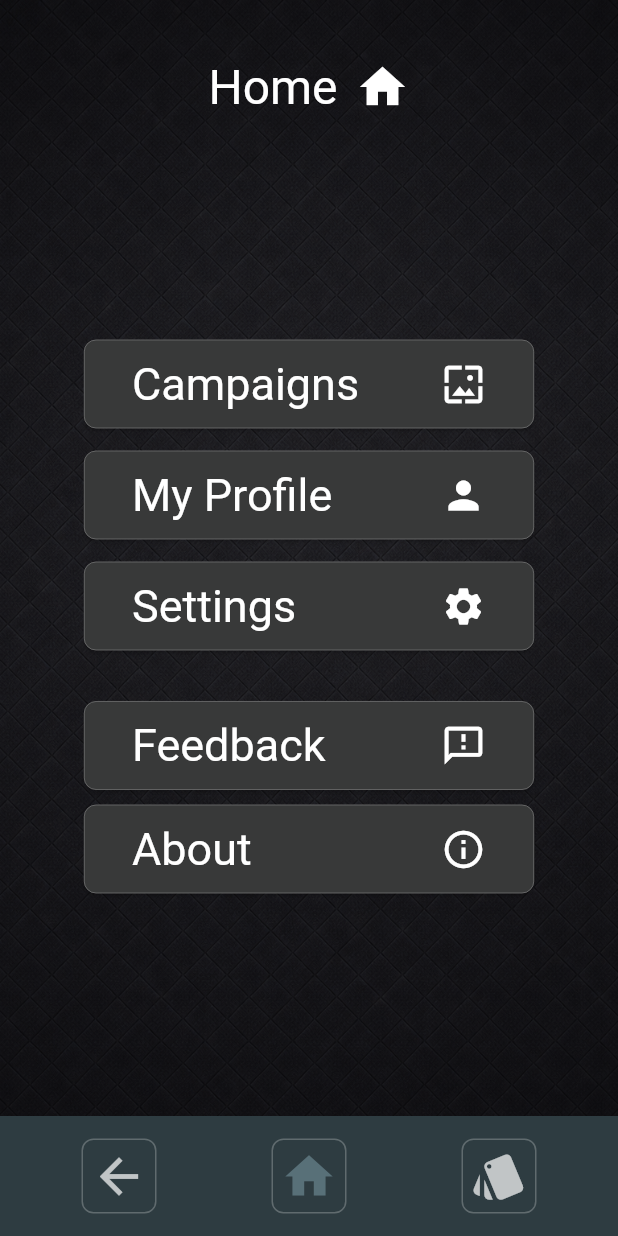
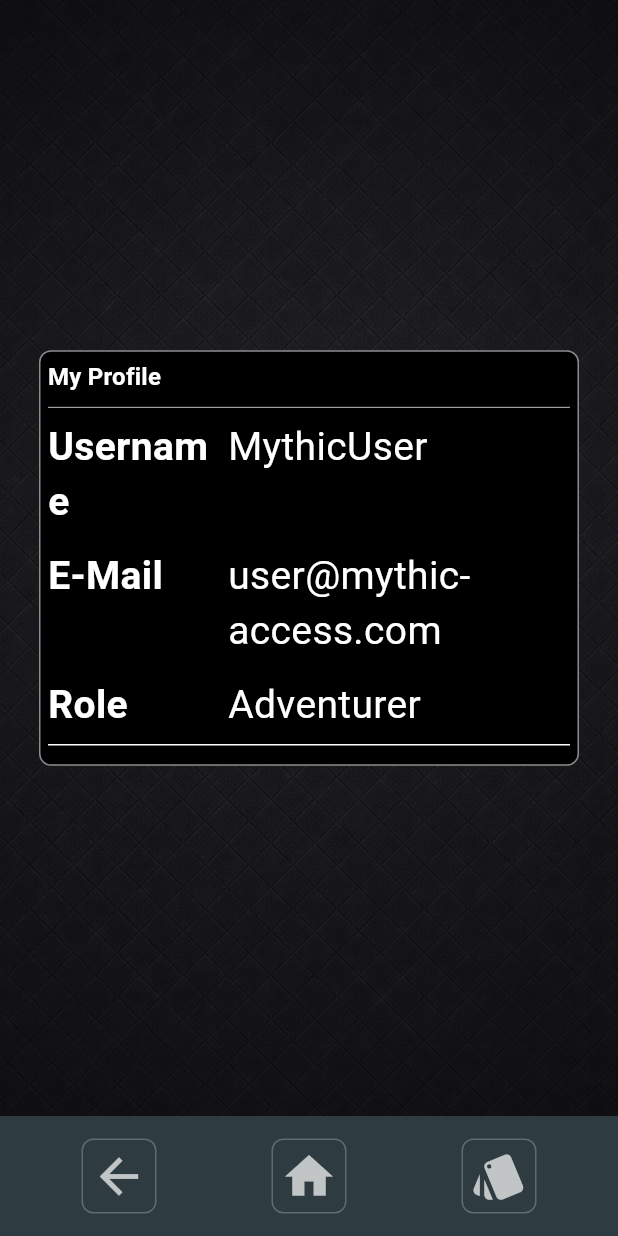
Before and after one commit to jensma89/mythic-access-frontend, a Flutter app: the StartPage screen opened by its route, after a tap on "My Profile", on a phone screen of 412 x 824 dp. Run offline on Flutter 3.47's test engine with Material 3 defaults, Android fonts, the phone set to English and light mode, and no system bars.

Commit message:
Create the my profile Page

```diff
--- a/lib/core/components/entity_card.dart
+++ b/lib/core/components/entity_card.dart
@@ -32,6 +32,7 @@ class EntityCard extends StatelessWidget {
       ),
       padding: const EdgeInsets.all(5),
       child: Column(
+        // Add Semantics!!!!!!!!!!!!
         crossAxisAlignment: CrossAxisAlignment.start,
         children: [
           Text(
--- a/lib/core/components/nav_bar.dart
+++ b/lib/core/components/nav_bar.dart
@@ -96,7 +96,7 @@ class _TopNavBar extends StatelessWidget {
   @override
   Widget build(BuildContext context) {
     return AppBar(
-      title: const Text('Mythic Access'),
+      title: const Text('Mythic Access', semanticsLabel: 'Mythic Access'),
       actions: [
         // Back button
         _NavButton(
@@ -116,11 +116,11 @@ class _TopNavBar extends StatelessWidget {
           showLabel: true,
         ),
 
-        // Navigation button to show/hide the settings card
+        // Navigation button settings
         _NavButton(
-          icon: Icons.style,
-          label: 'Card',
-          semanticsLabel: 'Show or hide short setting card',
+          icon: Icons.settings,
+          label: 'Settings',
+          semanticsLabel: 'Settings',
           onPressed: onToggleCard,
           showLabel: true,
           active: isCardOpen,
--- a/lib/features/home/ui/start_page.dart
+++ b/lib/features/home/ui/start_page.dart
@@ -7,29 +7,8 @@ import '../../../core/components/app_dark_background.dart';
 import '../../../core/components/nav_bar.dart';
 
 // Class for the start (home) page
-class StartPage extends StatefulWidget {
+class StartPage extends StatelessWidget {
   const StartPage({super.key});
-
-  @override
-  State<StartPage> createState() => _StartPageState();
-}
-
-class _StartPageState extends State<StartPage> {
-  bool _isShortMenuOpen = false;
-
-  void _toggleShortMenu() {
-    setState(() {
-      _isShortMenuOpen = !_isShortMenuOpen;
-    });
-  }
-
-  void _closeShortMenu() {
-    if (_isShortMenuOpen) {
-      setState(() {
-        _isShortMenuOpen = false;
-      });
-    }
-  }
 
   @override
   Widget build(BuildContext context) {
@@ -37,8 +16,6 @@ class _StartPageState extends State<StartPage> {
       child: AdaptiveScaffold(
         activeItem: NavItem.home,
         homeRedirect: false,
-        onToggleCard: _toggleShortMenu,
-        isCardOpen: _isShortMenuOpen,
         body: Stack(
           children: [
             Center(
@@ -76,9 +53,7 @@ class _StartPageState extends State<StartPage> {
                         text: 'Campaigns',
                         semanticsLabel: 'Go to your campaigns.',
                         icon: Icons.wallpaper,
-                        onPressed: () {
-                          print('Campaign button pressed.');
-                        },
+                        onPressed: () {},
                       ),
                       const SizedBox(height: 15),
 
@@ -88,7 +63,7 @@ class _StartPageState extends State<StartPage> {
                         semanticsLabel: 'My profile.',
                         icon: Icons.person,
                         onPressed: () {
-                          print('My profile button pressed.');
+                          Navigator.pushNamed(context, '/profile');
                         },
                       ),
                       const SizedBox(height: 15),
--- a/lib/features/profiles/ui/profile_detail_page.dart
+++ b/lib/features/profiles/ui/profile_detail_page.dart
@@ -1,13 +1,86 @@
 // profile_detail_page.dart
 
 import 'package:flutter/material.dart';
+import 'package:mythic_access_frontend/core/components/adaptive_scaffold.dart';
 import '../../../core/components/button.dart';
 import '../../../core/components/entity_card.dart';
 import '../../../core/components/nav_bar.dart';
 import '../../../core/components/app_dark_background.dart';
-import 'package:mythic_access_frontend/core/components/adaptive_scaffold.dart';
 
 // Class for profile page (user/me)
-class ProfilePage extends StatelessWidget {
+class ProfilePage extends StatefulWidget {
   const ProfilePage({super.key});
+
+  @override
+  State<ProfilePage> createState() => _ProfilePageState();
 }
+
+class _ProfilePageState extends State<ProfilePage> {
+  // Later for API Data
+  String username = 'MythicUser';
+  String email = 'user@mythic-access.com';
+  String role = 'Adventurer';
+
+  // Content (user me data) in entity card
+  @override
+  Widget build(BuildContext context) {
+    return AppDarkBackground(
+      child: AdaptiveScaffold(
+        activeItem: null,
+        homeRedirect: true,
+        body: Center(
+          child: ConstrainedBox(
+            constraints: const BoxConstraints(
+              maxWidth: 900,
+            ), // For Web / Desktop
+            child: SingleChildScrollView(
+              child: Padding(
+                padding: const EdgeInsets.symmetric(
+                  vertical: 32,
+                  horizontal: 16,
+                ),
+                child: EntityCard(
+                  title: 'My Profile',
+                  content: [
+                    _buildProfileRow(context, 'Username', username),
+                    const SizedBox(height: 12),
+                    _buildProfileRow(context, 'E-Mail', email),
+                    const SizedBox(height: 12),
+                    _buildProfileRow(context, 'Role', role),
+                  ],
+                  footer: Row(
+                    mainAxisAlignment: MainAxisAlignment.end,
+                    children: [
+                      // Buttons ...
+                    ],
+                  ),
+                ),
+              ),
+            ),
+          ),
+        ),
+      ),
+    );
+  }
+}
+
+// Content builder function
+Widget _buildProfileRow(BuildContext context, String label, String value) {
+  return Row(
+    crossAxisAlignment: CrossAxisAlignment.start,
+    children: [
+      SizedBox(
+        width: 120, // Better alignment on Web / Desktop
+        child: Text(
+          label,
+          style: Theme.of(
+            context,
+          ).textTheme.bodyMedium?.copyWith(fontWeight: FontWeight.bold),
+        ),
+      ),
+      Expanded(
+        child: Text(value, style: Theme.of(context).textTheme.bodyMedium),
+      ),
+    ],
+  );
+}
--- a/lib/main.dart
+++ b/lib/main.dart
@@ -4,6 +4,7 @@ import 'core/theme/dark_theme.dart';
 import 'features/auth/ui/login_page.dart';
 import 'features/home/ui/start_page.dart';
 import 'features/auth/ui/signup_page.dart';
+import 'features/profiles/ui/profile_detail_page.dart';
 
 void main() {
   runApp(const MyApp());
@@ -22,6 +23,7 @@ class MyApp extends StatelessWidget {
         "/login": (context) => const LoginPage(),
         "/start": (context) => const StartPage(),
         "/signup": (context) => const SignupPage(),
+        "/profile": (context) => const ProfilePage(),
       },
       debugShowCheckedModeBanner: false,
     );
```
